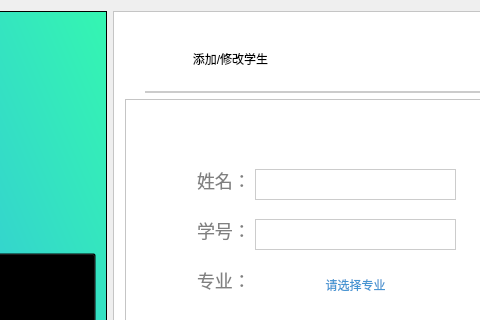
The window that Library/Library/admin_adduser.ui (BooksOcean/BooksOcean) describes before a commit, drawn with Qt 5; both pictures show x 204 to 684 and y 0 to 320 of the 1021 by 722 pixel window.
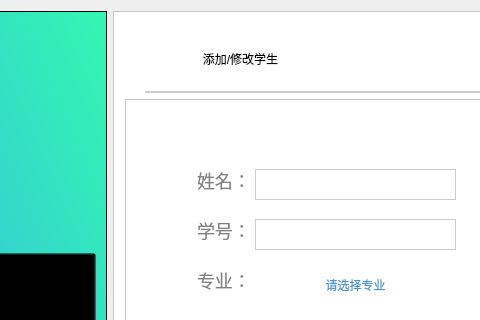
The same window after the commit. Icons and pictures are not drawn.

The edit to the form file:
```diff
--- a/Library/Library/admin_adduser.ui
+++ b/Library/Library/admin_adduser.ui
@@ -247,7 +247,7 @@
           <rect>
            <x>20</x>
            <y>10</y>
-           <width>171</width>
+           <width>191</width>
            <height>51</height>
           </rect>
          </property>
```
